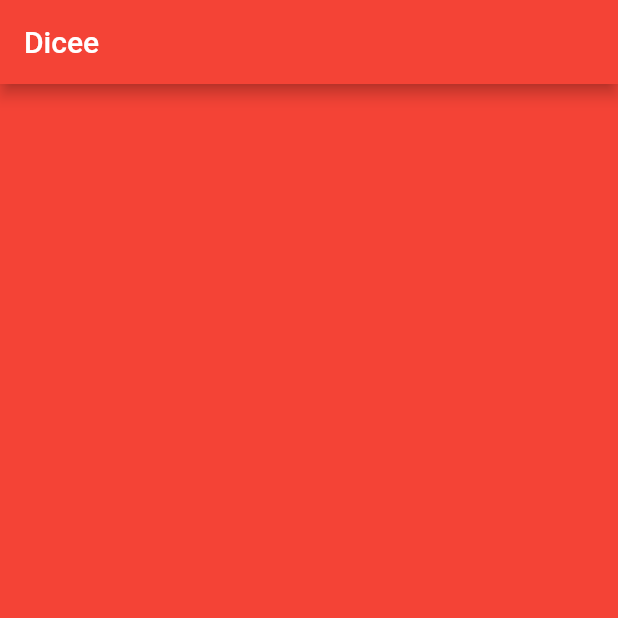
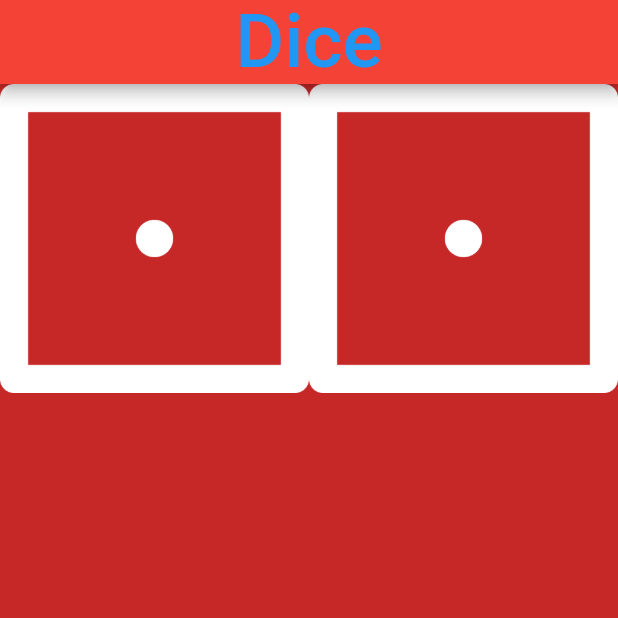
Before and after one commit to Meruem243/dice_roling_app, a Flutter app: the screen it shows after launch, on a phone screen of 412 x 824 dp, the top half of it. Run offline on Flutter 3.47's test engine with Material 2 defaults, Android fonts, the phone set to English and light mode, and no system bars.

Commit message:
Using the Expanded Widget to Create Flexible Layouts

```diff
--- a/lib/main.dart
+++ b/lib/main.dart
@@ -1,23 +1,46 @@
 import 'package:flutter/material.dart';
 
 void main() {
-  return runApp(
+  runApp(
     MaterialApp(
       home: Scaffold(
-        backgroundColor: Colors.red,
         appBar: AppBar(
-          title: Text('Dicee'),
           backgroundColor: Colors.red,
+          title: const Center(
+            child: Text(
+              "Dice",
+              style: TextStyle(
+                fontSize: 50.0,
+                color: Colors.blue,
+              ),
+            ),
+          ),
         ),
-        body: DicePage(),
+        backgroundColor: Colors.red[800],
+        body: const DicePage(),
       ),
     ),
   );
 }
 
 class DicePage extends StatelessWidget {
+  const DicePage({super.key});
+
   @override
   Widget build(BuildContext context) {
-    return Container();
+    return Row(
+      children: <Widget>[
+        const Expanded(
+          // flex: 1,
+          child: Image(
+            image: AssetImage('images/dice1.png'),
+          ),
+        ),
+        Expanded(
+          // flex: 2,
+          child: Image.asset('images/dice1.png'),
+        ),
+      ],
+    );
   }
 }
```
Also changed, not shown: 1 other file.
